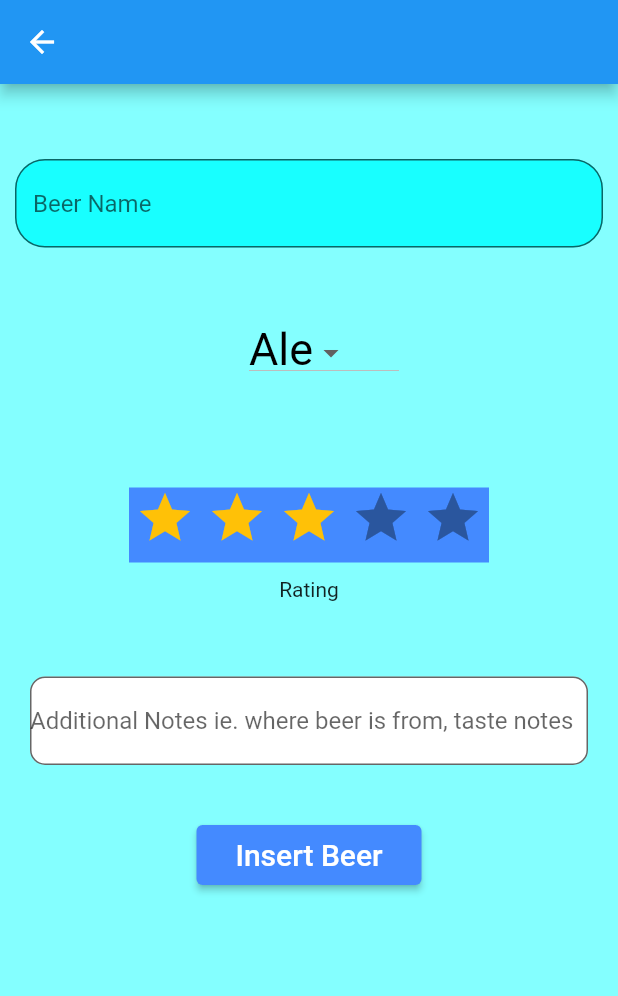
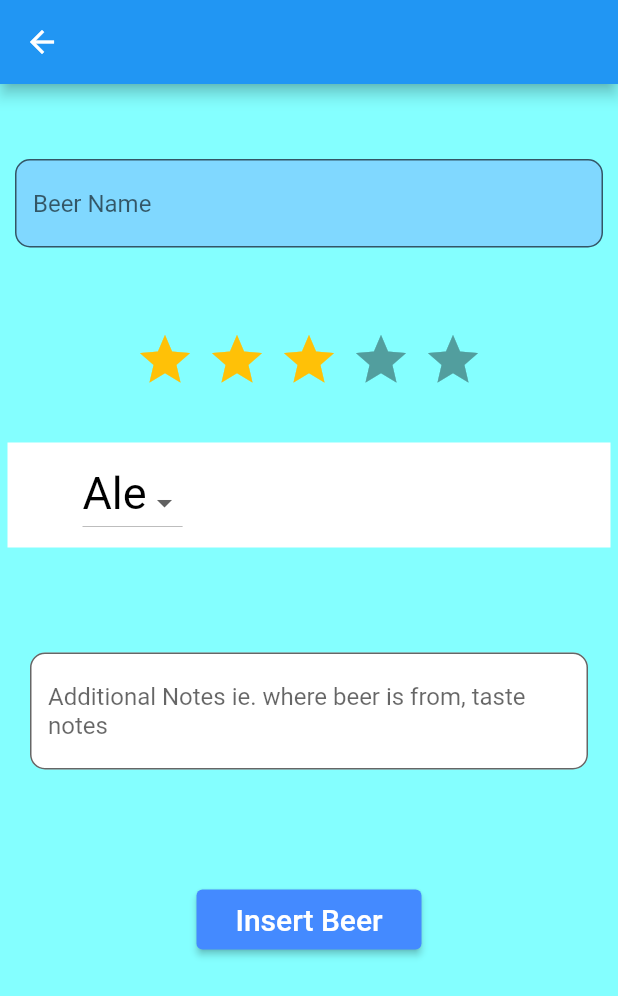
Before and after one commit to codyhanes32/Need_For_Feed, a Flutter app: the NewDrink screen opened directly, on a phone screen of 412 x 824 dp. Shown: the top 996 px of the screen. Run offline on Flutter 3.47's test engine with Material 2 defaults, Android fonts, the light colour scheme and no system bars; drawn by our look-alikes of flutter_rating_bar; our stand-ins replace firebase_auth, firebase_database; accounts and stored records are empty; network calls fail.

Commit message:
UI changes

```diff
--- a/lib/NewDrink.dart
+++ b/lib/NewDrink.dart
@@ -39,9 +39,9 @@ class _NewDrinkState extends State<NewDrink> {
                 controller: beerName,
                 decoration: InputDecoration(
 
-                    fillColor: Colors.cyanAccent, filled: true,
+                    fillColor: Colors.lightBlueAccent[100], filled: true,
                     border: OutlineInputBorder(
-                      borderRadius: BorderRadius.circular(20),
+                      borderRadius: BorderRadius.circular(10),
                     ),
                     hintText: 'Beer Name'
                 ),
@@ -49,14 +49,38 @@ class _NewDrinkState extends State<NewDrink> {
             ),
 
             Container(
-              height: 100,
-              margin: new EdgeInsets.only(left:10),
+              margin: EdgeInsets.symmetric(vertical: 20),
               child: Column(
                 children: [
+
                 Container(
-                      margin: new EdgeInsets.only(left: 10, top: 20),
-                      height: 40,
-                      width: 100,
+                  margin: EdgeInsets.symmetric(vertical: 5),
+                  height: 50,
+                  child: RatingBar.builder(
+                    initialRating: 3,
+                    minRating: 1,
+                    direction: Axis.horizontal,
+                    allowHalfRating: true,
+                    itemCount: 5,
+                    itemPadding: EdgeInsets.symmetric(horizontal: 4.0),
+                    itemBuilder: (context, _) => Icon(
+                      Icons.star,
+                      color: Colors.amber,
+                    ),
+                    onRatingUpdate: (rating) {
+                      beerRating = rating;
+                    },
+                  ),
+                ),
+                  Container(
+                    color: Colors.white,
+                    height: 70,
+                    margin: EdgeInsets.symmetric(vertical: 20, horizontal: 5),
+                    padding: EdgeInsets.symmetric(horizontal: 30.0),
+                    child: Row(
+                      children: [
+                        Container(
+                          margin: new EdgeInsets.only(left: 20, top: 10),
                           child: DropdownButton<String>(
                             value: dropdownValue,
                             onChanged: (String? newValue) {
@@ -85,33 +109,6 @@ class _NewDrinkState extends State<NewDrink> {
                       ],
                     ),
                   ),
-
-            Container(
-              margin: EdgeInsets.symmetric(vertical: 20),
-              child: Column(
-                children: [
-
-                Container(
-                  margin: EdgeInsets.symmetric(vertical: 10),
-                  height: 50,
-                  color: Colors.blueAccent,
-                  child: RatingBar.builder(
-                    initialRating: 3,
-                    minRating: 1,
-                    direction: Axis.horizontal,
-                    allowHalfRating: true,
-                    itemCount: 5,
-                    itemPadding: EdgeInsets.symmetric(horizontal: 4.0),
-                    itemBuilder: (context, _) => Icon(
-                      Icons.star,
-                      color: Colors.amber,
-                    ),
-                    onRatingUpdate: (rating) {
-                      beerRating = rating;
-                    },
-                  ),
-                ),
-                  Text('Rating')
                 ],
               ),
             ),
@@ -121,10 +118,10 @@ class _NewDrinkState extends State<NewDrink> {
               margin: EdgeInsets.symmetric(vertical: 30, horizontal: 20),
               child: TextField(
                 keyboardType: TextInputType.multiline,
-                maxLines: null,
+                minLines: 1,//Normal textInputField will be displayed
+                maxLines: 5,
                 controller: notes,
                 decoration: InputDecoration(
-                    contentPadding: const EdgeInsets.symmetric(vertical: 20.0),
                     fillColor: Colors.white, filled: true,
                     border: OutlineInputBorder(
                       borderRadius: BorderRadius.circular(10),
@@ -135,7 +132,7 @@ class _NewDrinkState extends State<NewDrink> {
             ),
 
             Container(
-                margin: new EdgeInsets.symmetric(vertical: 10.0),
+                margin: new EdgeInsets.symmetric(vertical: 50.0),
                 width:150,
                 height: 40,
                 child:ElevatedButton(
--- a/lib/beerVault.dart
+++ b/lib/beerVault.dart
@@ -2,6 +2,7 @@ import 'package:firebase_auth/firebase_auth.dart';
 import 'package:firebase_database/firebase_database.dart';
 import 'package:flutter/material.dart';
 import 'package:need_for_feed/beerNotes.dart';
+import 'package:flutter_rating_bar/flutter_rating_bar.dart';
 
 class beerVault extends StatefulWidget {
   const beerVault({Key? key}) : super(key: key);
@@ -68,7 +69,8 @@ class _beerVaultState extends State<beerVault> {
     return Scaffold(
       backgroundColor: Colors.cyanAccent[100],
       appBar: AppBar(
-        title: Text('Vault'),
+        centerTitle: true,
+        title: Text('Beer Vault'),
         backgroundColor: Colors.blue,
       ),
 
@@ -81,11 +83,12 @@ class _beerVaultState extends State<beerVault> {
                   MaterialPageRoute(builder: (context) => beerNotes(beerList[index])));
             },
             title: Container(
-              height:80,
+              height: 90,
               color: getMyColor(beerList, index),
               child: Column(
                 children: [
                     Container(
+                      margin: EdgeInsets.symmetric(vertical: 4),
                       child: Text('${beerList[index]['name']}',
                         textAlign: TextAlign.center,
                         style: TextStyle(
--- a/lib/insertSuccess.dart
+++ b/lib/insertSuccess.dart
@@ -1,5 +1,6 @@
 import 'package:flutter/material.dart';
 import 'package:need_for_feed/main.dart';
+import 'package:need_for_feed/beerVault.dart';
 
 class insertSuccess extends StatefulWidget {
   const insertSuccess({Key? key}) : super(key: key);
@@ -60,10 +61,13 @@ class _insertSuccessState extends State<insertSuccess> {
                 height: 40,
                 child:ElevatedButton(
                     onPressed: (){
-                      //todo
+                      Navigator.push(
+                        context,
+                        MaterialPageRoute(builder: (context) => beerVault()),
+                      );
                     },
                     style: TextButton.styleFrom(
-                        backgroundColor: Colors.redAccent[50]
+                        backgroundColor: Colors.greenAccent
                     ),
                     child: Text(
                       'View Vault',
```
Lines whose indentation alone changed are shown as unchanged.
